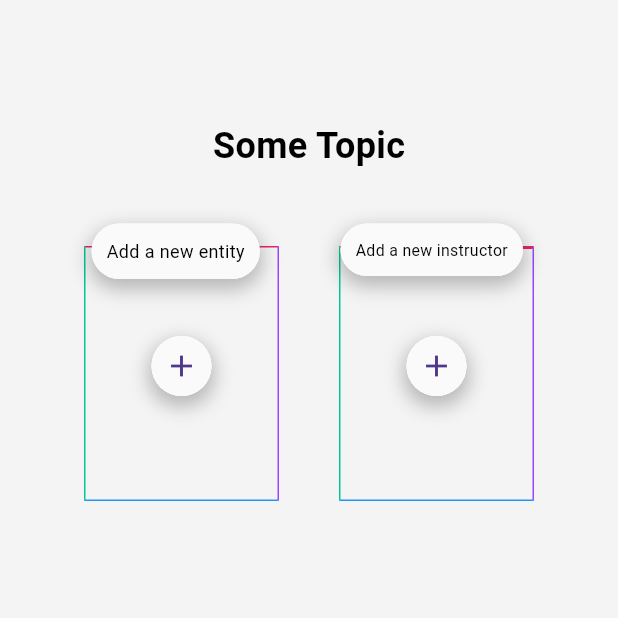
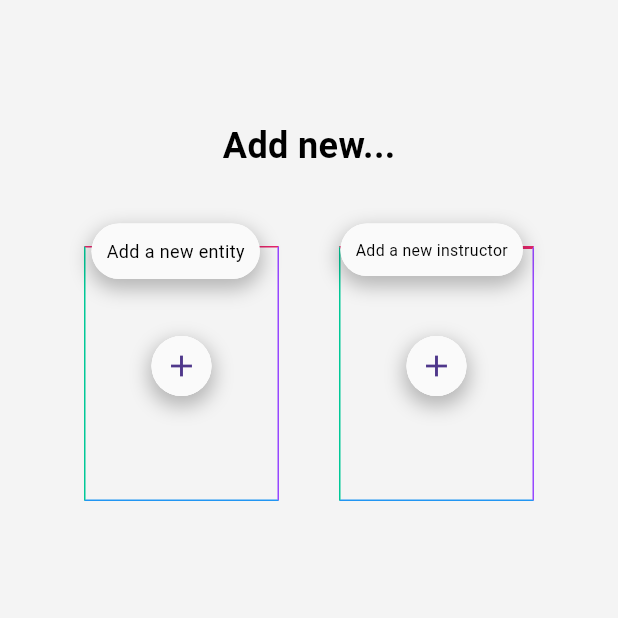
Before and after one commit to jali-k/flutter-st-admin-instructor, a Flutter app: the HomeScreen screen opened directly, on a phone screen of 412 x 824 dp, the top half of it. Run offline on Flutter 3.47's test engine with Material 3 defaults, Android fonts, the phone set to English and light mode, and no system bars; our stand-ins replace cloud_firestore, firebase_core, gap, google_fonts; missing offline and left inert: flutter_email_sender; accounts and stored records are empty.

Commit message:
Add new.. title

```diff
--- a/lib/screens/home_screen/home_screen.dart
+++ b/lib/screens/home_screen/home_screen.dart
@@ -14,6 +14,9 @@ class _HomeScreenState extends State<HomeScreen> {
   @override
   Widget build(BuildContext context) {
     return Scaffold(
+        // appBar: AppBar(
+        //   title: Text("Papers and Instructors"),
+        // ),
         backgroundColor: AppColors.backGround,
         body: Container(
           padding: const EdgeInsets.symmetric(horizontal: 15),
@@ -24,7 +27,7 @@ class _HomeScreenState extends State<HomeScreen> {
               children: [
                 const Gap(80),
                 const Text(
-                  "Some Topic",
+                  "Add new...",
                   style: TextStyle(
                       fontWeight: FontWeight.bold,
                       fontSize: 24,
@@ -228,7 +231,8 @@ class _HomeScreenState extends State<HomeScreen> {
                                   ), //BoxShadow
                                 ],
                                 color: AppColors.ligthWhite,
-                                  borderRadius: BorderRadius.circular(20)),
+                                borderRadius: BorderRadius.circular(20),
+                              ),
                               child: const Center(
                                   child: FittedBox(
                                 child: Text(
```
Lines whose indentation alone changed are shown as unchanged.
